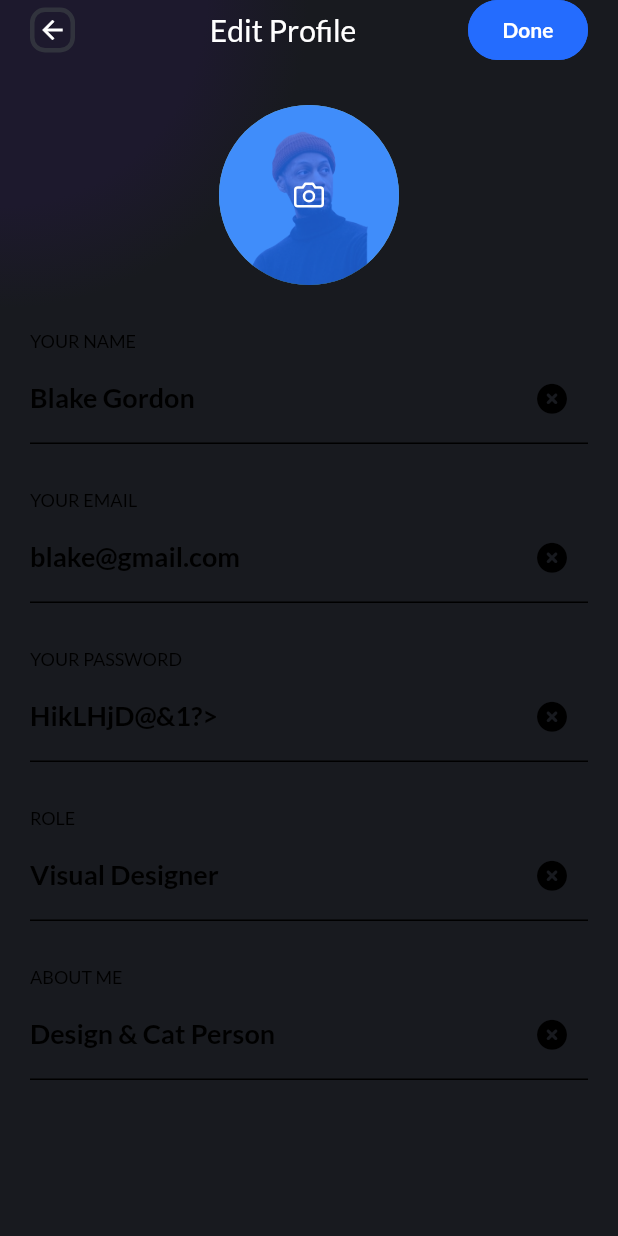
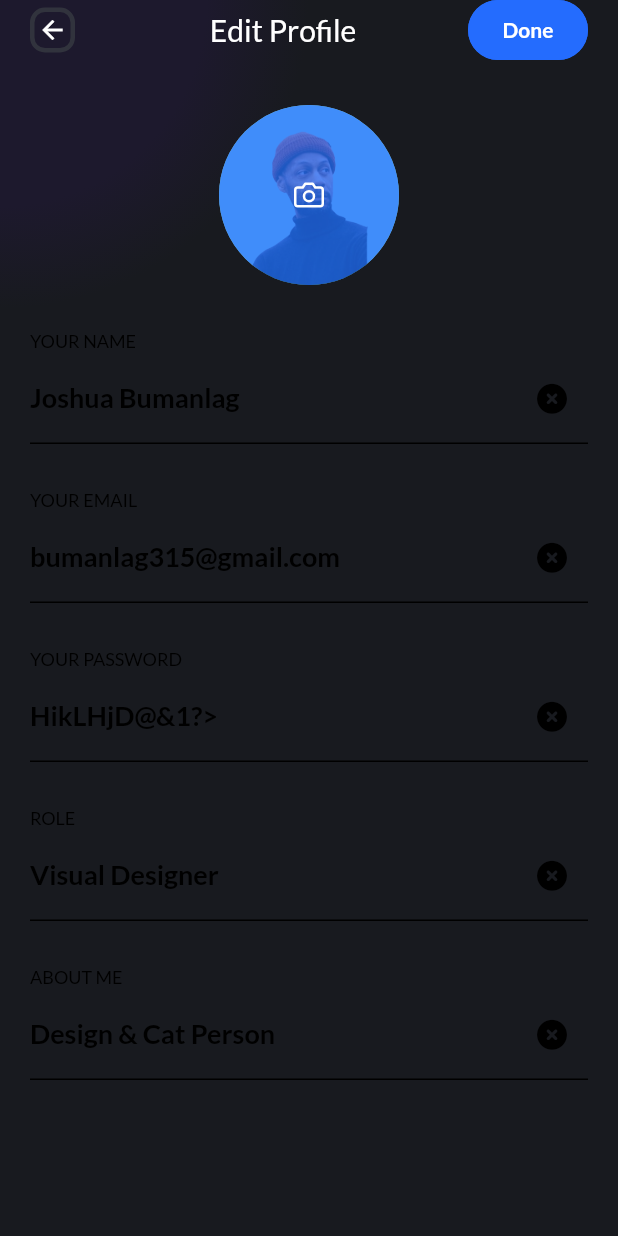
Before and after one commit to BooManLag/UMAK_PLM_Productivity, a Flutter app: the EditProfilePage screen opened directly, on a phone screen of 412 x 824 dp. Run offline on Flutter 3.47's test engine with Material 2 defaults, Android fonts, the phone set to English and light mode, and no system bars; our stand-ins replace fl_chart, flutter_feather_icons, flutter_slidable, font_awesome_flutter, get, google_fonts and 2 more; missing offline and left inert: flutter_shapes.

Commit message:
Fixed text in Edit profile

```diff
--- a/lib/Screens/Profile/edit_profile.dart
+++ b/lib/Screens/Profile/edit_profile.dart
@@ -58,14 +58,14 @@ class EditProfilePage extends StatelessWidget {
             ),
             AppSpaces.verticalSpace20,
             LabelledFormInput(
-                placeholder: "Blake Gordon",
+                placeholder: "Joshua Bumanlag",
                 keyboardType: "text",
                 controller: _nameController,
                 obscureText: false,
                 label: "Your Name"),
             AppSpaces.verticalSpace20,
             LabelledFormInput(
-                placeholder: "blake@gmail.com",
+                placeholder: "bumanlag315@gmail.com",
                 keyboardType: "text",
                 controller: _emailController,
                 obscureText: true,
```
